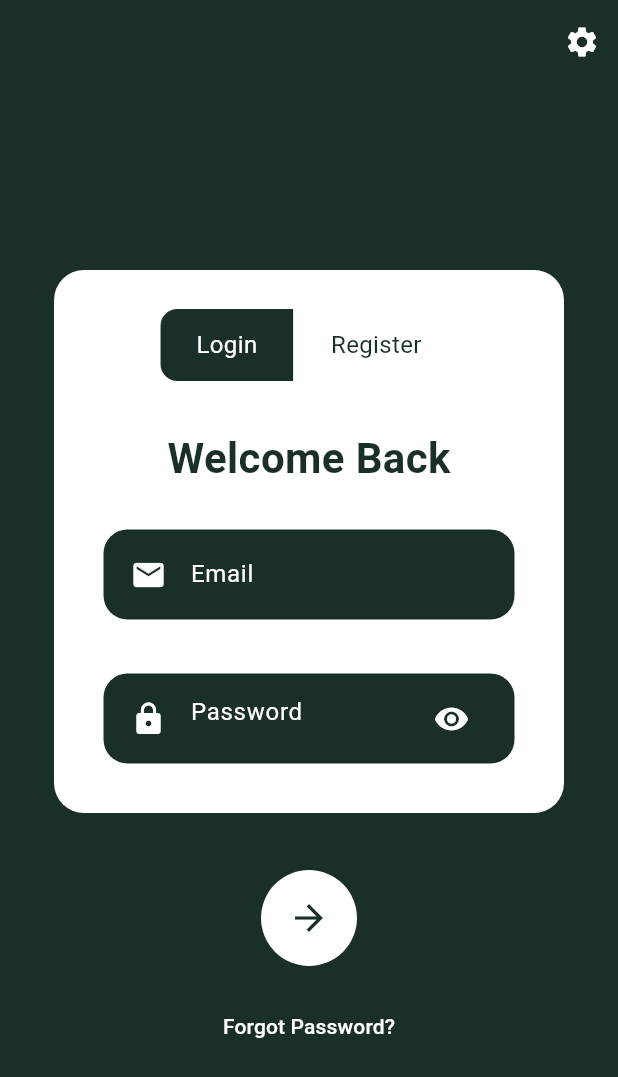
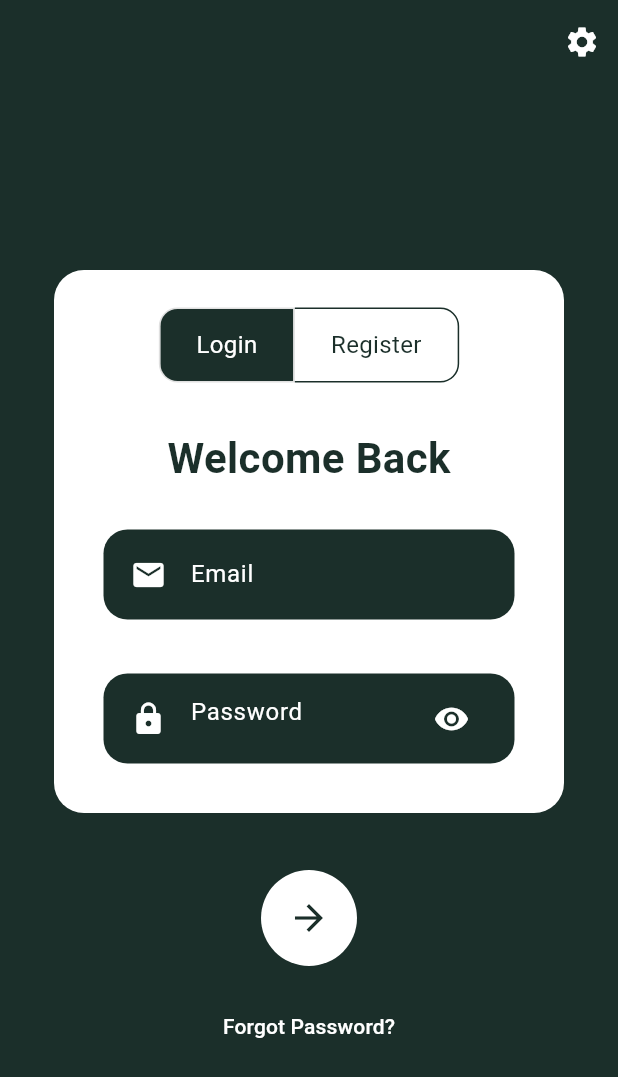
Before and after one commit to zamiljahid/vms_app, a Flutter app: the screen it shows after launch, on a phone screen of 412 x 824 dp. Shown: the top 1077 px of the screen. Run offline on Flutter 3.47's test engine with Material 3 defaults, Android fonts, the phone set to English and light mode, and no system bars; our stand-ins replace flutter_riverpod, glassmorphism, internet_connection_checker, lottie, shared_preferences; Roboto replaces fonts that are missing (neosansstd_regular).

```diff
--- /dev/null
+++ b/lib/add_employee_screen.dart
@@ -0,0 +1 @@
+// TODO Implement this library.
--- a/lib/constants/color_code.dart
+++ b/lib/constants/color_code.dart
@@ -2,16 +2,16 @@ import 'package:flutter/material.dart';
 
 class ColorCode {
   // ===== RED THEME =====
-  static const redDarkBackground = Color(0xFF2B1B1B);     // Deep maroon background
-  static const redCardColor = Color(0xFF4A2C2C);          // Dark crimson card
+  static const redDarkBackground = Color(0xFF8B0000);     // Deep maroon background
+  static const redCardColor = Color(0xFFA30000);          // Dark crimson card
   static const redPrimaryAccent = Color(0xFFEB4D4B);      // Flamingo red
   static const redLightHighlight = Color(0xFFFFC1C1);     // Soft pink highlight
 
   // ===== BLUE THEME =====
   static const blueDarkBackground = Color(0xFF0D1B2A);    // Deep navy blue background
   static const blueCardColor = Color(0xFF1B263B);          // Slightly lighter card
-  static const bluePrimaryAccent = Color(0xFF1E90FF);      // Dodger Blue
-  static const blueLightHighlight = Color(0xFF81CFFF);     // Light blue highlight
+  static const bluePrimaryAccent = Color(0xFF00468B);      // Dodger Blue
+  static const blueLightHighlight = Color(0xFF1E90FF);     // Light blue highlight
 
   // ===== GREEN THEME =====
   static const greenDarkBackground = Color(0xFF1B2F2A);   // Deep forest green background
@@ -26,8 +26,8 @@ class ColorCode {
   static const purpleLightHighlight = Color(0xFFD7BDE2);   // Soft lilac highlight
 
   // ===== ORANGE THEME =====
-  static const orangeDarkBackground = Color(0xFF1C1C1E);   // Dark gray background for orange theme
-  static const orangeCardColor = Color(0xFF2C2C2E);        // Card color dark gray
+  static const orangeDarkBackground = Color(0xFFD16200);   // Dark gray background for orange theme
+  static const orangeCardColor = Color(0xFFFF7700);        // Card color dark gray
   static const orangePrimaryAccent = Color(0xFFFF9500);    // Bright orange accent
   static const orangeLightHighlight = Color(0xFFFFB84D);   // Light orange highlight
 
--- a/lib/constants/custom_theme.dart
+++ b/lib/constants/custom_theme.dart
@@ -10,7 +10,7 @@ class CustomTheme {
     secondaryHeaderColor: ColorCode.greenLightHighlight,
     primaryColorDark: ColorCode.greenDarkBackground,
     primaryColorLight: ColorCode.white,
-    primaryColor: ColorCode.greenPrimaryAccent,
+    primaryColor: ColorCode.greenCardColor,
     fontFamily: 'neosansstd_regular',
     colorScheme: ColorScheme.light(
       primary: ColorCode.greenPrimaryAccent,
@@ -39,48 +39,14 @@ class CustomTheme {
     ),
   );
 
-  static ThemeData amberTheme = ThemeData(
-    useMaterial3: true,
-    scaffoldBackgroundColor: ColorCode.amberDarkBackground,
-    secondaryHeaderColor: ColorCode.amberLightHighlight,
-    primaryColorDark: ColorCode.amberCardColor,
-    primaryColorLight: ColorCode.amberPrimaryAccent,
-    primaryColor: ColorCode.amberPrimaryAccent,
-    fontFamily: 'neosansstd_regular',
-    colorScheme: ColorScheme.light(
-      primary: ColorCode.amberPrimaryAccent,
-      secondary: ColorCode.amberCardColor,
-    ),
-    inputDecorationTheme: const InputDecorationTheme(
-      iconColor: ColorCode.amberPrimaryAccent,
-      labelStyle: TextStyle(
-        color: ColorCode.primaryText,
-        fontSize: 15,
-      ),
-    ),
-    elevatedButtonTheme: ElevatedButtonThemeData(
-      style: ElevatedButton.styleFrom(
-        backgroundColor: ColorCode.amberPrimaryAccent,
-        textStyle: const TextStyle(
-          color: ColorCode.white,
-        ),
-      ),
-    ),
-    appBarTheme: AppBarTheme(
-      backgroundColor: ColorCode.amberCardColor,
-      iconTheme: const IconThemeData(
-        color: ColorCode.white,
-      ),
-    ),
-  );
 
   static ThemeData blueTheme = ThemeData(
     useMaterial3: true,
     scaffoldBackgroundColor: ColorCode.blueDarkBackground,
     secondaryHeaderColor: ColorCode.blueLightHighlight,
-    primaryColorDark: ColorCode.blueCardColor,
-    primaryColorLight: ColorCode.bluePrimaryAccent,
-    primaryColor: ColorCode.bluePrimaryAccent,
+    primaryColorDark: ColorCode.blueDarkBackground,
+    primaryColorLight: ColorCode.white,
+    primaryColor: ColorCode.blueCardColor,
     fontFamily: 'neosansstd_regular',
     colorScheme: ColorScheme.light(
       primary: ColorCode.bluePrimaryAccent,
@@ -113,9 +79,9 @@ class CustomTheme {
     useMaterial3: true,
     scaffoldBackgroundColor: ColorCode.redDarkBackground,
     secondaryHeaderColor: ColorCode.redLightHighlight,
-    primaryColorDark: ColorCode.redCardColor,
+    primaryColorDark: ColorCode.redDarkBackground,
     primaryColorLight: ColorCode.white,
-    primaryColor: ColorCode.redPrimaryAccent,
+    primaryColor: ColorCode.redCardColor,
     fontFamily: 'neosansstd_regular',
     colorScheme: ColorScheme.light(
       primary: ColorCode.redPrimaryAccent,
@@ -148,9 +114,9 @@ class CustomTheme {
     useMaterial3: true,
     scaffoldBackgroundColor: ColorCode.purpleDarkBackground,
     secondaryHeaderColor: ColorCode.purpleLightHighlight,
-    primaryColorDark: ColorCode.purpleCardColor,
-    primaryColorLight: ColorCode.purplePrimaryAccent,
-    primaryColor: ColorCode.purplePrimaryAccent,
+    primaryColorDark: ColorCode.purpleDarkBackground,
+    primaryColorLight: ColorCode.white,
+    primaryColor: ColorCode.purpleCardColor,
     fontFamily: 'neosansstd_regular',
     colorScheme: ColorScheme.light(
       primary: ColorCode.purplePrimaryAccent,
@@ -179,38 +145,4 @@ class CustomTheme {
     ),
   );
 
-  static ThemeData orangeTheme = ThemeData(
-    useMaterial3: true,
-    scaffoldBackgroundColor: ColorCode.orangeDarkBackground,
-    secondaryHeaderColor: ColorCode.orangeLightHighlight,
-    primaryColorDark: ColorCode.orangeCardColor,
-    primaryColorLight: ColorCode.orangePrimaryAccent,
-    primaryColor: ColorCode.orangePrimaryAccent,
-    fontFamily: 'neosansstd_regular',
-    colorScheme: ColorScheme.light(
-      primary: ColorCode.orangePrimaryAccent,
-      secondary: ColorCode.orangeCardColor,
-    ),
-    inputDecorationTheme: const InputDecorationTheme(
-      iconColor: ColorCode.orangePrimaryAccent,
-      labelStyle: TextStyle(
-        color: ColorCode.primaryText,
-        fontSize: 15,
-      ),
-    ),
-    elevatedButtonTheme: ElevatedButtonThemeData(
-      style: ElevatedButton.styleFrom(
-        backgroundColor: ColorCode.orangePrimaryAccent,
-        textStyle: const TextStyle(
-          color: ColorCode.white,
-        ),
-      ),
-    ),
-    appBarTheme: AppBarTheme(
-      backgroundColor: ColorCode.orangeCardColor,
-      iconTheme: const IconThemeData(
-        color: ColorCode.white,
-      ),
-    ),
-  );
 }
--- a/lib/screens/login_screen.dart
+++ b/lib/screens/login_screen.dart
@@ -122,8 +122,7 @@ class _LoginScreenState extends State<LoginScreen> {
                             selectedColor: Theme.of(context).primaryColorLight,
                             fillColor: Theme.of(context).primaryColorDark,
                             color: Theme.of(context).primaryColorDark,
-                            borderColor: Colors.transparent,
-                            selectedBorderColor: Colors.transparent,
+                            borderColor: Theme.of(context).primaryColorDark,
                             children: [
                               _neumorphicTab("Login"),
                               _neumorphicTab("Register"),
```
Also changed, not shown: lib/main.dart (+7 -6 lines), lib/screens/add_employee_screen.dart (added, +281 -0 lines).
